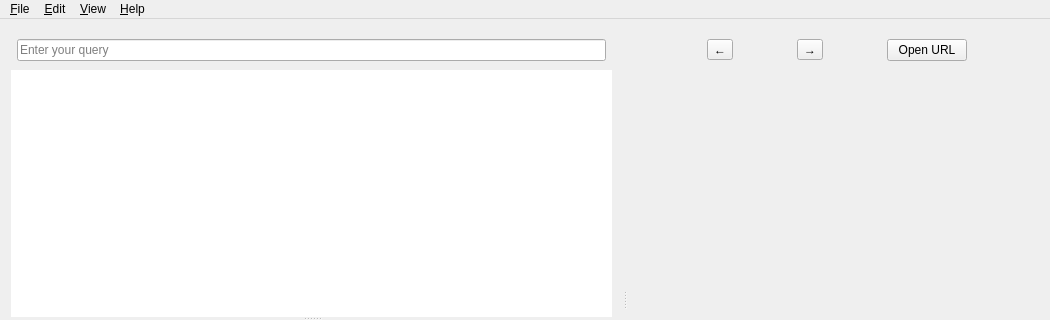
zealdocs/zeal, file src/ui/forms/mainwindow.ui: the form before one commit; both pictures show x 0 to 1050 and y 0 to 320 of the 1050 by 579 pixel window.
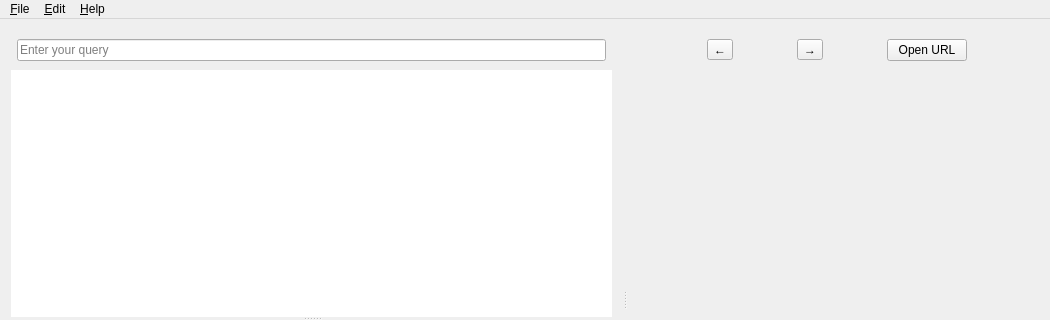
The form after the commit. Icons and pictures are not drawn. Custom widgets are drawn as their Qt base class.

Commit message: ui: Remove the View menu

```diff
--- a/src/ui/forms/mainwindow.ui
+++ b/src/ui/forms/mainwindow.ui
@@ -223,13 +223,6 @@
     <addaction name="actionAboutZeal"/>
     <addaction name="actionAboutQt"/>
    </widget>
-   <widget class="QMenu" name="menuView">
-    <property name="title">
-     <string>&amp;View</string>
-    </property>
-    <addaction name="actionBack"/>
-    <addaction name="actionForward"/>
-   </widget>
    <widget class="QMenu" name="menu_Edit">
     <property name="title">
      <string>&amp;Edit</string>
@@ -240,7 +233,6 @@
    </widget>
    <addaction name="menuFile"/>
    <addaction name="menu_Edit"/>
-   <addaction name="menuView"/>
    <addaction name="menuHelp"/>
   </widget>
   <action name="actionQuit">
```
